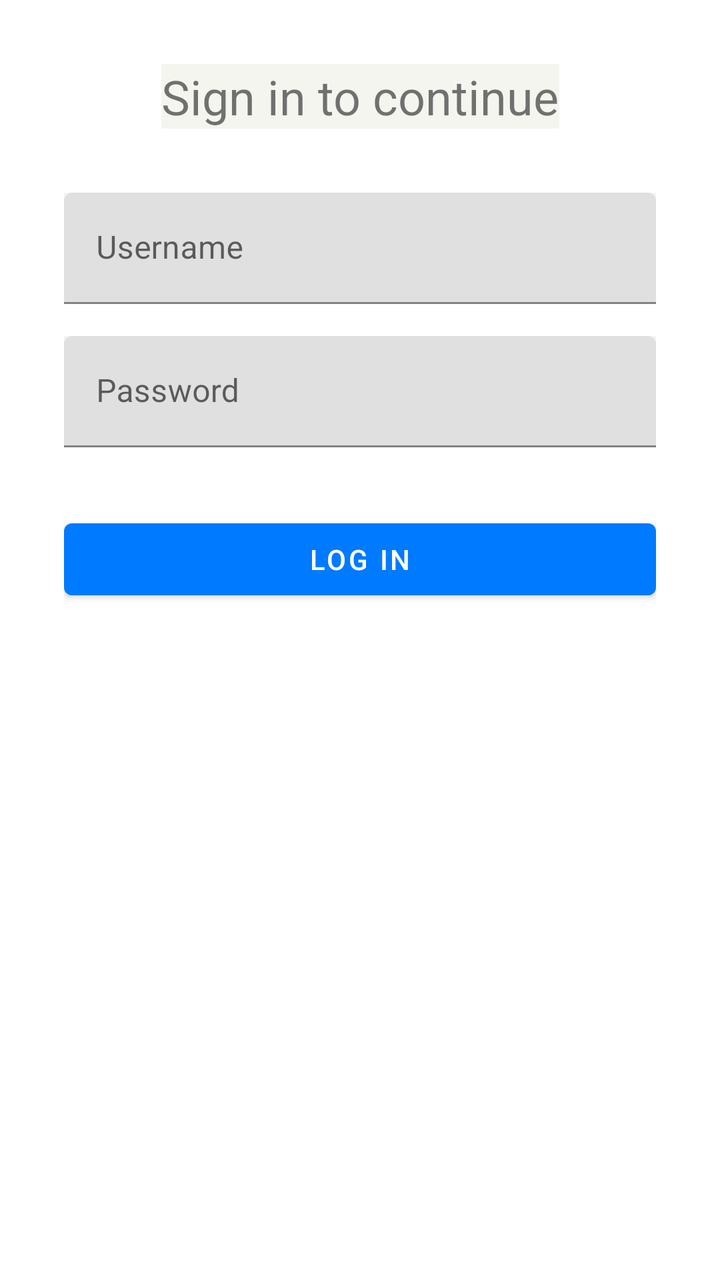
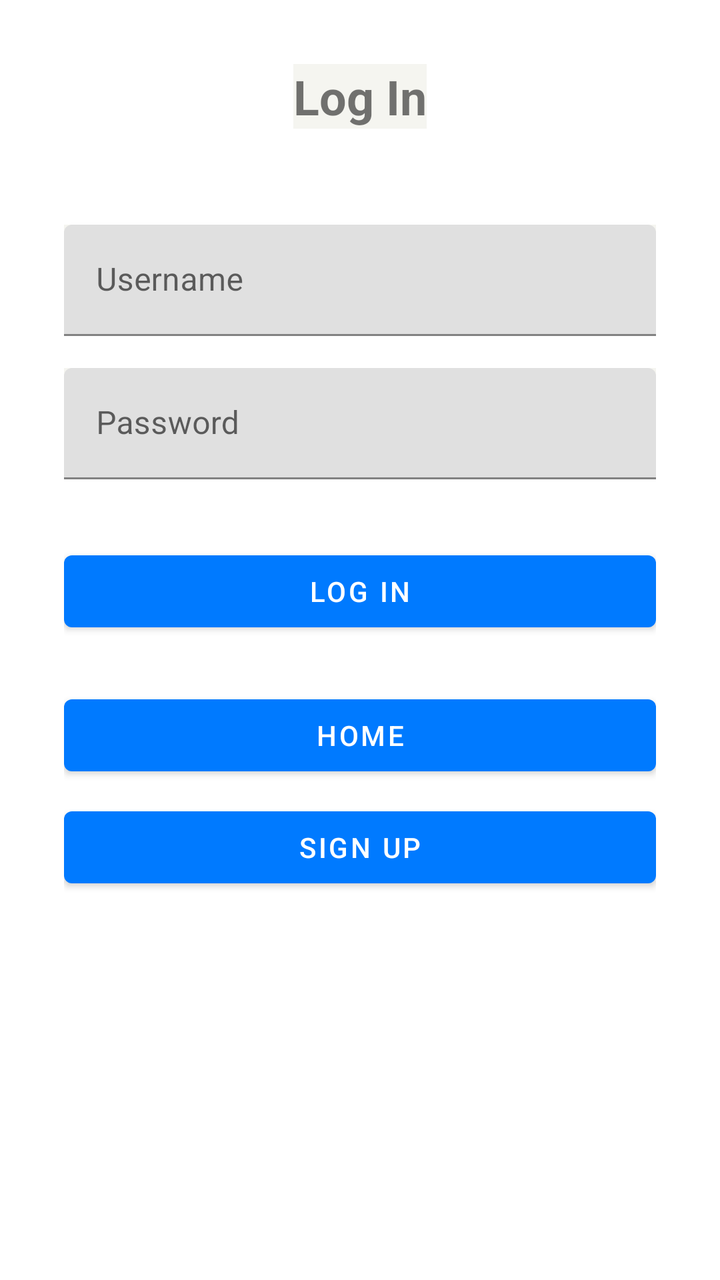

An Android layout rendered at two revisions. The XML below is the earlier revision; the diff shows what the commit changed to produce the second picture.
<!-- AndroidManifest.xml: application theme Theme.HarmonieBudgetAppKt -->
<!-- res/layout/activity_login.xml -->
<?xml version="1.0" encoding="utf-8"?>
<androidx.constraintlayout.widget.ConstraintLayout
    xmlns:android="http://schemas.android.com/apk/res/android"
    xmlns:app="http://schemas.android.com/apk/res-auto"
    android:layout_width="match_parent"
    android:layout_height="match_parent"
    android:padding="32dp"
    android:background="@color/white">

    <TextView
        android:id="@+id/tv_login_title"
        android:layout_width="wrap_content"
        android:layout_height="wrap_content"
        android:text="@string/sign_in_to_continue"
        android:textSize="24sp"
        app:layout_constraintTop_toTopOf="parent"
        app:layout_constraintStart_toStartOf="parent"
        app:layout_constraintEnd_toEndOf="parent" />

    <com.google.android.material.textfield.TextInputLayout
        android:id="@+id/til_username"
        android:layout_width="0dp"
        android:layout_height="wrap_content"
        android:layout_marginTop="32dp"
        app:layout_constraintTop_toBottomOf="@id/tv_login_title"
        app:layout_constraintStart_toStartOf="parent"
        app:layout_constraintEnd_toEndOf="parent">

        <com.google.android.material.textfield.TextInputEditText
            android:id="@+id/et_username"
            android:layout_width="match_parent"
            android:layout_height="wrap_content"
            android:hint="@string/username_hint"
            android:inputType="text" />
    </com.google.android.material.textfield.TextInputLayout>

    <com.google.android.material.textfield.TextInputLayout
        android:id="@+id/til_password"
        android:layout_width="0dp"
        android:layout_height="wrap_content"
        android:layout_marginTop="16dp"
        app:layout_constraintTop_toBottomOf="@id/til_username"
        app:layout_constraintStart_toStartOf="parent"
        app:layout_constraintEnd_toEndOf="parent">

        <com.google.android.material.textfield.TextInputEditText
            android:id="@+id/et_password"
            android:layout_width="match_parent"
            android:layout_height="wrap_content"
            android:hint="@string/password_hint"
            android:inputType="textPassword" />
    </com.google.android.material.textfield.TextInputLayout>

    <Button
        android:id="@+id/btn_log_in"
        android:layout_width="0dp"
        android:layout_height="wrap_content"
        android:text="@string/log_in_button"
        android:layout_marginTop="32dp"
        app:layout_constraintTop_toBottomOf="@id/til_password"
        app:layout_constraintStart_toStartOf="parent"
        app:layout_constraintEnd_toEndOf="parent" />

</androidx.constraintlayout.widget.ConstraintLayout>
<!-- resources referenced by this layout -->
<resources>
  <color name="white">#FFFFFFFF</color>
  <string name="log_in_button">Log In</string>
  <string name="password_hint">Password</string>
  <string name="sign_in_to_continue">Sign in to continue</string>
  <string name="username_hint">Username</string>
  <style name="Theme.HarmonieBudgetAppKt" parent="Theme.MaterialComponents.DayNight.NoActionBar">
          <item name="colorPrimary">#007AFF</item>
          <item name="colorPrimaryVariant">#007AFF</item>
          <item name="colorOnPrimary">#FFFFFF</item>
          <item name="colorSecondary">#34C759</item>
          <item name="colorOnSecondary">#FFFFFF</item>
          <item name="android:statusBarColor">#F5F5F0</item>
          <item name="android:windowLightStatusBar">true</item>
          <item name="android:background">#F5F5F0</item>
      </style>
</resources>

<!-- the commit's change to res/layout/activity_login.xml (unified diff, before → after) -->
@@ -7,21 +7,24 @@
     android:padding="32dp"
     android:background="@color/white">
 
+    
     <TextView
         android:id="@+id/tv_login_title"
         android:layout_width="wrap_content"
         android:layout_height="wrap_content"
-        android:text="@string/sign_in_to_continue"
+        android:text="@string/log_in_button"
         android:textSize="24sp"
+        android:textStyle="bold"
         app:layout_constraintTop_toTopOf="parent"
         app:layout_constraintStart_toStartOf="parent"
         app:layout_constraintEnd_toEndOf="parent" />
 
+    
     <com.google.android.material.textfield.TextInputLayout
         android:id="@+id/til_username"
         android:layout_width="0dp"
         android:layout_height="wrap_content"
-        android:layout_marginTop="32dp"
+        android:layout_marginTop="48dp"
         app:layout_constraintTop_toBottomOf="@id/tv_login_title"
         app:layout_constraintStart_toStartOf="parent"
         app:layout_constraintEnd_toEndOf="parent">
@@ -30,10 +33,10 @@
             android:id="@+id/et_username"
             android:layout_width="match_parent"
             android:layout_height="wrap_content"
-            android:hint="@string/username_hint"
-            android:inputType="text" />
+            android:hint="@string/username_hint" />
     </com.google.android.material.textfield.TextInputLayout>
 
+    
     <com.google.android.material.textfield.TextInputLayout
         android:id="@+id/til_password"
         android:layout_width="0dp"
@@ -51,8 +54,9 @@
             android:inputType="textPassword" />
     </com.google.android.material.textfield.TextInputLayout>
 
+    
     <Button
-        android:id="@+id/btn_log_in"
+        android:id="@+id/btn_login"
         android:layout_width="0dp"
         android:layout_height="wrap_content"
         android:text="@string/log_in_button"
@@ -61,4 +65,25 @@
         app:layout_constraintStart_toStartOf="parent"
         app:layout_constraintEnd_toEndOf="parent" />
 
+    
+    <Button
+        android:id="@+id/btn_home"
+        android:layout_width="0dp"
+        android:layout_height="wrap_content"
+        android:text="@string/home_button"
+        android:layout_marginTop="24dp"
+        app:layout_constraintTop_toBottomOf="@id/btn_login"
+        app:layout_constraintStart_toStartOf="parent"
+        app:layout_constraintEnd_toEndOf="parent" />
+
+    <Button
+        android:id="@+id/btn_sign_up"
+        android:layout_width="0dp"
+        android:layout_height="wrap_content"
+        android:text="@string/sign_up_from_login"
+        android:layout_marginTop="8dp"
+        app:layout_constraintTop_toBottomOf="@id/btn_home"
+        app:layout_constraintStart_toStartOf="parent"
+        app:layout_constraintEnd_toEndOf="parent" />
+
 </androidx.constraintlayout.widget.ConstraintLayout>
<!-- resource entries referenced after the edit -->
@@ -1,9 +1,10 @@
 <!-- resources referenced by this layout -->
 <resources>
   <color name="white">#FFFFFFFF</color>
+  <string name="home_button">Home</string>
   <string name="log_in_button">Log In</string>
   <string name="password_hint">Password</string>
-  <string name="sign_in_to_continue">Sign in to continue</string>
+  <string name="sign_up_from_login">Sign Up</string>
   <string name="username_hint">Username</string>
   <style name="Theme.HarmonieBudgetAppKt" parent="Theme.MaterialComponents.DayNight.NoActionBar">
           <item name="colorPrimary">#007AFF</item>
